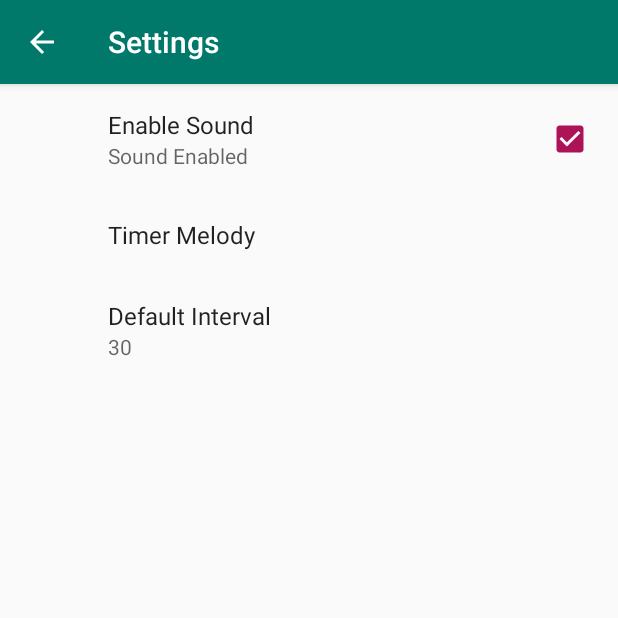
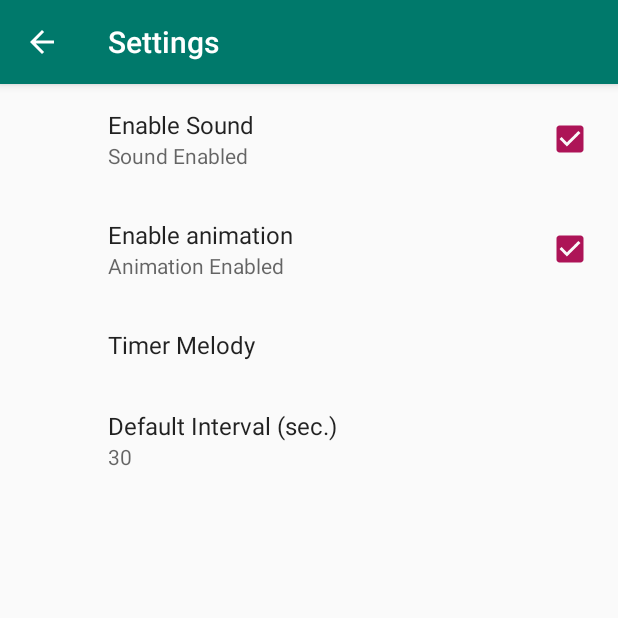
Before and after one commit to kv67/CoolTimer, an Android app: the screen it shows after launch (SettingsActivity), after a tap on "Settings", on a phone screen of 412 x 824 dp, the top half of it. Run offline under Robolectric (Android 15) with nearby library versions, the light colour scheme and no system bars; our stand-ins replace androidx.preference; 2 other taps on this screen came first.

Commit message:
Shared settings for animation were created

```diff
--- a/app/src/main/AndroidManifest.xml
+++ b/app/src/main/AndroidManifest.xml
@@ -11,7 +11,7 @@
         android:theme="@style/AppTheme">
         <activity
             android:name=".AboutActivity"
-            android:label="About"
+            android:label="@string/about"
             android:parentActivityName=".MainActivity">
             <meta-data
                 android:name="android.support.PARENT_ACTIVITY"
@@ -19,7 +19,7 @@
         </activity>
         <activity
             android:name=".SettingsActivity"
-            android:label="Settings"
+            android:label="@string/settings"
             android:parentActivityName=".MainActivity">
             <meta-data
                 android:name="android.support.PARENT_ACTIVITY"
--- a/app/src/main/java/ru/kve/cooltimer/SettingsFragment.java
+++ b/app/src/main/java/ru/kve/cooltimer/SettingsFragment.java
@@ -2,6 +2,7 @@ package ru.kve.cooltimer;
 
 import android.content.SharedPreferences;
 import android.os.Bundle;
+import android.widget.Toast;
 
 import androidx.annotation.Nullable;
 import androidx.preference.EditTextPreference;
@@ -9,7 +10,7 @@ import androidx.preference.ListPreference;
 import androidx.preference.Preference;
 import androidx.preference.PreferenceFragmentCompat;
 
-public class SettingsFragment extends PreferenceFragmentCompat implements SharedPreferences.OnSharedPreferenceChangeListener {
+public class SettingsFragment extends PreferenceFragmentCompat implements SharedPreferences.OnSharedPreferenceChangeListener, Preference.OnPreferenceChangeListener {
   @Override
   public void onCreatePreferences(Bundle savedInstanceState, String rootKey) {
     addPreferencesFromResource(R.xml.timer_preferences);
@@ -18,6 +19,26 @@ public class SettingsFragment extends PreferenceFragmentCompat implements Shared
     for (int i = 0; i < count; i++) {
       onSharedPreferenceChanged(sharedPreferences, getPreferenceScreen().getPreference(i).getKey());
     }
+
+    Preference preference = findPreference("default_interval");
+    preference.setOnPreferenceChangeListener(this);
+  }
+
+  @Override
+  public boolean onPreferenceChange(Preference preference, Object newValue) {
+    if (preference.getKey().equals("default_interval")) {
+      try {
+        int interval = Integer.parseInt((String) newValue);
+        if (interval < 0 || interval > 600) {
+          Toast.makeText(getContext(), R.string.interval_between_msg, Toast.LENGTH_LONG).show();
+        } else {
+          return true;
+        }
+      } catch (NumberFormatException err) {
+        Toast.makeText(getContext(), R.string.interval_must_be_integer, Toast.LENGTH_LONG).show();
+      }
+    }
+    return false;
   }
 
   @Override
--- a/app/src/main/res/menu/timer_menu.xml
+++ b/app/src/main/res/menu/timer_menu.xml
@@ -5,14 +5,14 @@
     <item
         android:id="@+id/action_settings"
         android:orderInCategory="100"
-        android:title="Settings"
+        android:title="@string/settings"
         app:showAsAction="always"
         android:icon="@drawable/ic_settings_white_24dp" />
 
     <item
         android:id="@+id/action_about"
         android:orderInCategory="110"
-        android:title="About"
+        android:title="@string/about"
         app:showAsAction="never"
         android:icon="@drawable/ic_info_outline_white_24dp" />
 
--- a/app/src/main/res/values/arrays.xml
+++ b/app/src/main/res/values/arrays.xml
@@ -2,9 +2,9 @@
 <resources>
 
     <array name="pref_timer_melody_labels">
-        <item>Ring</item>
-        <item>Ring WAW</item>
-        <item>Bell</item>
+        <item>@string/sound_ring</item>
+        <item>@string/sound_ring_w</item>
+        <item>@string/sound_bell</item>
     </array>
 
     <array name="pref_timer_melody_values">
--- a/app/src/main/res/values/strings.xml
+++ b/app/src/main/res/values/strings.xml
@@ -2,4 +2,19 @@
     <string name="app_name">Cool Timer</string>
     <string name="start_label">START</string>
     <string name="stop_label">STOP</string>
+    <string name="sound_bell">Bell</string>
+    <string name="sound_ring">Ring</string>
+    <string name="sound_ring_w">Ring 2</string>
+    <string name="enable_sound_setting">Enable Sound</string>
+    <string name="sound_disabled_value">Sound Disabled</string>
+    <string name="sound_enabled_value">Sound Enabled</string>
+    <string name="timer_melody">Timer Melody</string>
+    <string name="default_interval">Default Interval (sec.)</string>
+    <string name="interval_between_msg">Default interval must be between 0 and 600!!!</string>
+    <string name="interval_must_be_integer">Please, enter integer value!!!</string>
+    <string name="settings">Settings</string>
+    <string name="about">About</string>
+    <string name="enable_animation_setting">Enable animation</string>
+    <string name="animation_enabled_value">Animation Enabled</string>
+    <string name="animation_disabled_value">Animation Disabled</string>
 </resources>
--- a/app/src/main/res/xml/timer_preferences.xml
+++ b/app/src/main/res/xml/timer_preferences.xml
@@ -4,19 +4,26 @@
     <CheckBoxPreference
         android:defaultValue="true"
         android:key="enable_sound"
-        android:summaryOff="Sound Disabled"
-        android:summaryOn="Sound Enabled"
-        android:title="Enable Sound" />
+        android:summaryOff="@string/sound_disabled_value"
+        android:summaryOn="@string/sound_enabled_value"
+        android:title="@string/enable_sound_setting" />
+
+    <CheckBoxPreference
+        android:defaultValue="true"
+        android:key="enable_animation"
+        android:summaryOff="@string/animation_disabled_value"
+        android:summaryOn="@string/animation_enabled_value"
+        android:title="@string/enable_animation_setting" />
 
     <ListPreference
         android:defaultValue="ring"
         android:entries="@array/pref_timer_melody_labels"
         android:entryValues="@array/pref_timer_melody_values"
         android:key="timer_melody"
-        android:title="Timer Melody" />
+        android:title="@string/timer_melody" />
 
     <EditTextPreference
         android:defaultValue="30"
         android:key="default_interval"
-        android:title="Default Interval" />
+        android:title="@string/default_interval" />
 </PreferenceScreen>
```
Also changed, not shown: app/src/main/java/ru/kve/cooltimer/MainActivity.java (+20 -16 lines), 1 other file.
